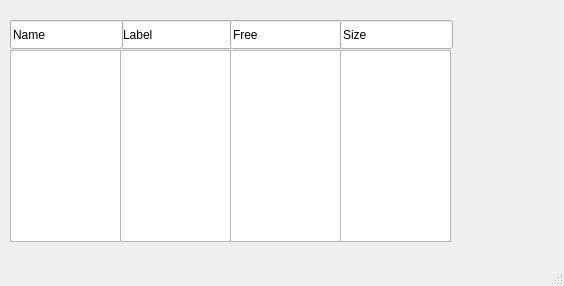
Old version of the form loginGUI/disk.ui in the repository adiosko/mikrotik.
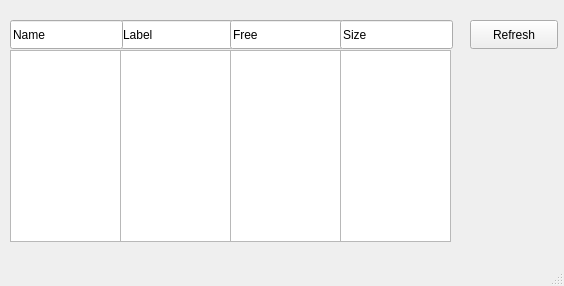
New version of the form.

Diff of the .ui file:
```diff
--- a/loginGUI/disk.ui
+++ b/loginGUI/disk.ui
@@ -106,6 +106,19 @@
      </rect>
     </property>
    </widget>
+   <widget class="QPushButton" name="refreshButton">
+    <property name="geometry">
+     <rect>
+      <x>470</x>
+      <y>20</y>
+      <width>88</width>
+      <height>29</height>
+     </rect>
+    </property>
+    <property name="text">
+     <string>Refresh</string>
+    </property>
+   </widget>
   </widget>
   <widget class="QStatusBar" name="statusbar"/>
  </widget>
```
